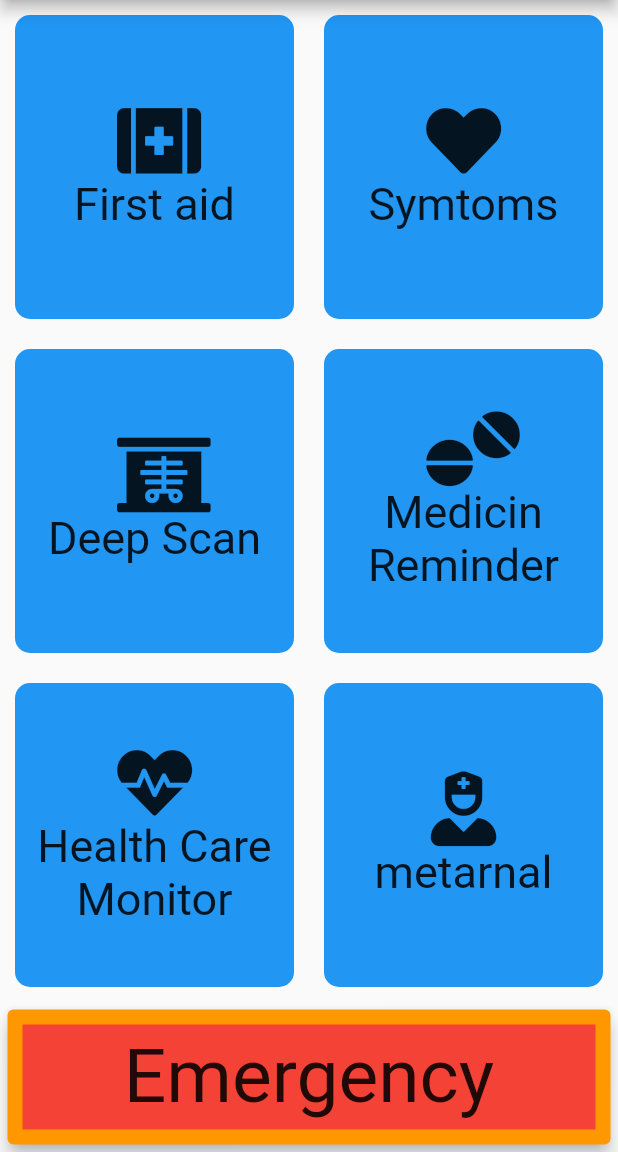
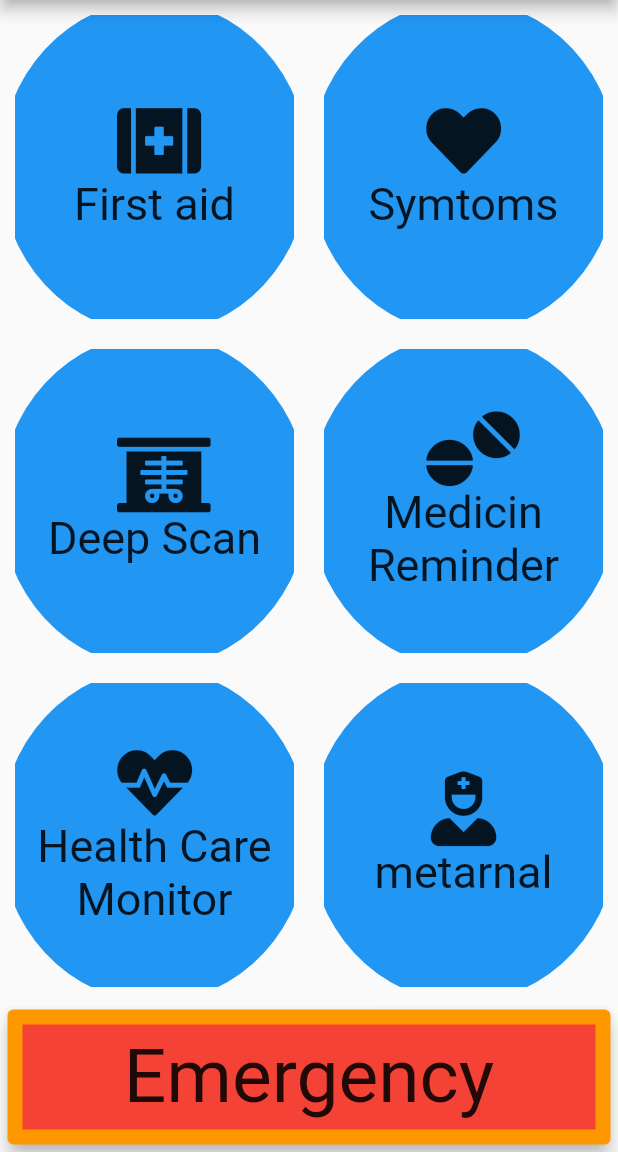
Before and after one commit to sayanmondal31/medisol-android, a Flutter app: the screen it shows after launch, on a phone screen of 412 x 824 dp, the part 84-1236 px from its top. Run offline on Flutter 3.47's test engine with Material 2 defaults, Android fonts, the phone set to English and light mode, and no system bars; our stand-ins replace font_awesome_flutter.

Commit message:
update1.2

```diff
--- a/lib/firstpage/card_content.dart
+++ /dev/null
@@ -1,28 +0,0 @@
-import 'package:flutter/material.dart';
-
-
-
-
-class CardContent extends StatelessWidget {
-  CardContent({@required this.icontextcad});
-
-  final Widget icontextcad;
-
-  @override
-  Widget build(BuildContext context) {
-    return Column(
-      mainAxisAlignment: MainAxisAlignment.center,
-      children: <Widget>[
-        Container(
-
-
-        child:icontextcad,
-        // SizedBox(
-        //   height: 15.0,
-        // ),
-        // Text(text, style: ktextUi),
-        )
-      ],
-    );
-  }
-}
--- a/lib/firstpage/iconCards.dart
+++ b/lib/firstpage/iconCards.dart
@@ -1,5 +1,5 @@
 import 'package:flutter/material.dart';
-import 'package:medisol/firstpage/card_content.dart';
+
 import 'package:medisol/firstpage/reusable_card.dart';
 
 class IconCards extends StatelessWidget {
@@ -13,9 +13,8 @@ class IconCards extends StatelessWidget {
     return Expanded(
       child: ReusableCard(
           onPressed: press,
-          cardChild: CardContent(
-            icontextcad: Column(
-
+          cardChild: Column(
+              mainAxisAlignment: MainAxisAlignment.center,
               children: <Widget>[
                 Icon(
                   cardicon,
@@ -28,7 +27,6 @@ class IconCards extends StatelessWidget {
                 )
               ],
             ),
-          ),
           colour: Colors.blue),
     );
   }
--- a/lib/firstpage/reusable_card.dart
+++ b/lib/firstpage/reusable_card.dart
@@ -2,15 +2,17 @@ import 'package:flutter/material.dart';
 
 class ReusableCard extends StatelessWidget {
   final Color colour;
-  final Widget cardChild; //cardChild is a widget .used for different functionality
+  final Widget
+      cardChild; //cardChild is a widget .used for different functionality
   final Function onPressed;
 
-  ReusableCard({@required this.colour, this.cardChild,this.onPressed});
+  ReusableCard({@required this.colour, this.cardChild, this.onPressed});
 
   @override
   Widget build(BuildContext context) {
     return GestureDetector(
       onTap: onPressed,
+      child: ClipOval(
         child: Container(
           child: cardChild,
           decoration: BoxDecoration(
@@ -20,6 +22,8 @@ class ReusableCard extends StatelessWidget {
             ),
           ),
           margin: EdgeInsets.all(10.0),
+
+        ),
       ),
     );
   }
```
Lines whose indentation alone changed are shown as unchanged.
